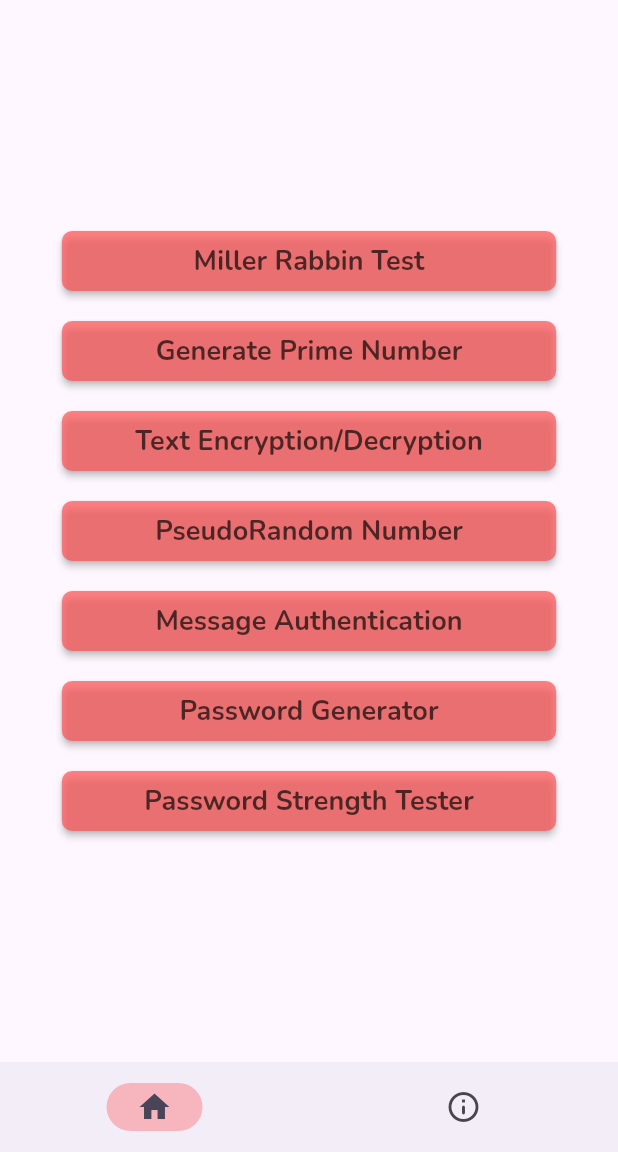
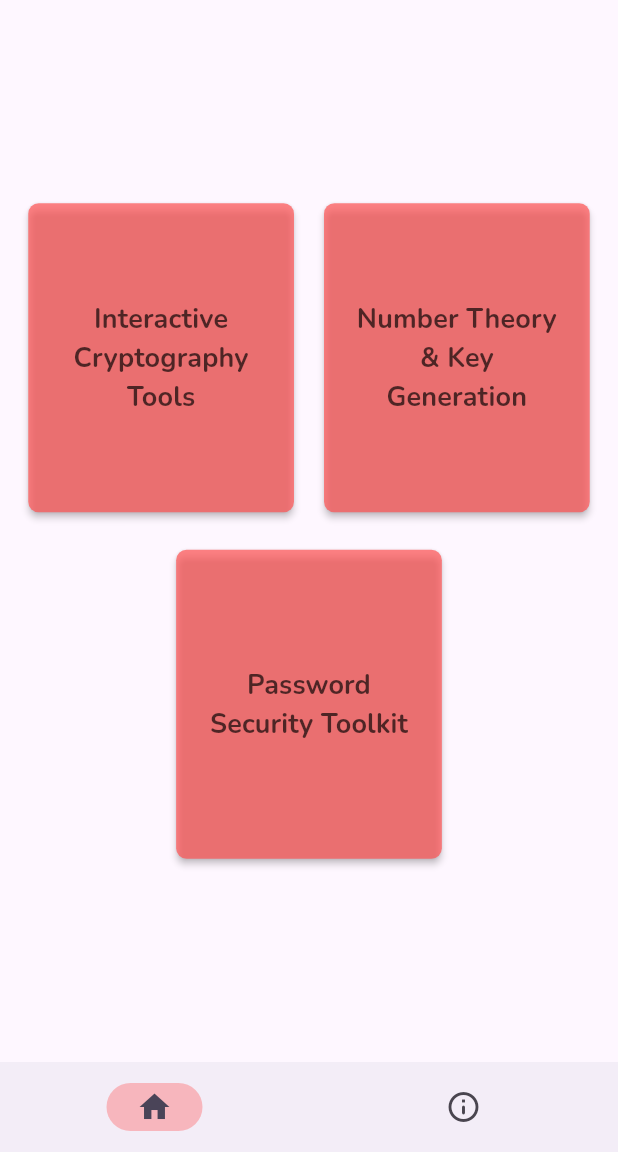
Before and after one commit to Ram3ez/CyberSec, a Flutter app: the screen it shows after launch, on a phone screen of 412 x 824 dp, the part 84-1236 px from its top. Run offline on Flutter 3.47's test engine with Material 3 defaults, Android fonts, the phone set to English and light mode, and no system bars; our stand-ins replace google_fonts; missing offline and left inert: encrypt.

Commit message:
Changed Home Page

```diff
--- /dev/null
+++ b/lib/components/custom_grid_button.dart
@@ -0,0 +1,30 @@
+import "package:flutter/material.dart";
+
+class CustomGridButton extends StatelessWidget {
+  const CustomGridButton({
+    super.key,
+    required this.label,
+    required this.onPress,
+  });
+  final String label;
+  final void Function() onPress;
+
+  @override
+  Widget build(BuildContext context) {
+    return SizedBox(
+      width: MediaQuery.of(context).size.width * 0.43,
+      child: MaterialButton(
+        color: Theme.of(context).primaryColor.withAlpha(180),
+        height: MediaQuery.of(context).size.height * 0.25,
+        //minWidth: MediaQuery.of(context).size.width * 0.45,
+        shape: RoundedRectangleBorder(borderRadius: BorderRadius.circular(7)),
+        onPressed: onPress,
+        child: Text(
+          label,
+          style: Theme.of(context).textTheme.titleSmall,
+          textAlign: TextAlign.center,
+        ),
+      ),
+    );
+  }
+}
--- /dev/null
+++ b/lib/functions/switch_page.dart
@@ -0,0 +1,11 @@
+import 'package:flutter/cupertino.dart';
+
+class SwitchPage {
+  static void Function() switchPage(BuildContext context, Widget page) {
+    return () {
+      Navigator.of(
+        context,
+      ).push(CupertinoPageRoute(builder: (context) => page));
+    };
+  }
+}
--- a/lib/pages/home_page.dart
+++ b/lib/pages/home_page.dart
@@ -1,25 +1,12 @@
-import "package:cyber_sec/components/custom_button.dart";
-import "package:cyber_sec/pages/encryption_page.dart";
-import "package:cyber_sec/pages/message_authentication_page.dart";
-import "package:cyber_sec/pages/miller_rabbin_page.dart";
-import "package:cyber_sec/pages/password_generator_page.dart";
-import "package:cyber_sec/pages/password_strength_tester_page.dart";
-import "package:cyber_sec/pages/prime_generator_page.dart";
-import "package:cyber_sec/pages/pseudo_random_generator_page.dart";
-//import "package:cyber_sec/pages/video_test_page.dart";
-import "package:flutter/cupertino.dart";
+import "package:cyber_sec/components/custom_grid_button.dart";
+import "package:cyber_sec/functions/switch_page.dart";
+import "package:cyber_sec/pages/interactive_crypto_page.dart";
+import "package:cyber_sec/pages/number_theory_page.dart";
+import "package:cyber_sec/pages/password_security_page.dart";
 import "package:flutter/material.dart";
 
 class HomePage extends StatelessWidget {
   const HomePage({super.key});
-
-  void Function() onPress(BuildContext context, Widget page) {
-    return () {
-      Navigator.of(
-        context,
-      ).push(CupertinoPageRoute(builder: (context) => page));
-    };
-  }
 
   @override
   Widget build(BuildContext context) {
@@ -28,45 +15,39 @@ class HomePage extends StatelessWidget {
         padding: const EdgeInsets.all(8.0),
         child: Center(
           child: Column(
-            spacing: 12,
+            spacing: 25,
             mainAxisAlignment: MainAxisAlignment.center,
             children: [
-              CustomButton(
-                label: "Miller Rabbin Test",
-                onPress: onPress(context, MillerRabbinPage()),
+              Row(
+                mainAxisAlignment: MainAxisAlignment.center,
+                spacing: 20,
+                children: [
+                  CustomGridButton(
+                    label: "Interactive Cryptography Tools",
+                    onPress: SwitchPage.switchPage(
+                      context,
+                      InteractiveCryptoPage(),
+                    ),
+                  ),
+                  CustomGridButton(
+                    label: "Number Theory & Key Generation",
+                    onPress: SwitchPage.switchPage(context, NumberTheoryPage()),
+                  ),
+                ],
               ),
-              CustomButton(
-                label: "Generate Prime Number",
-                onPress: onPress(context, PrimeGeneratorPage()),
+              Row(
+                mainAxisAlignment: MainAxisAlignment.center,
+                spacing: 20,
+                children: [
+                  CustomGridButton(
+                    label: "Password Security Toolkit",
+                    onPress: SwitchPage.switchPage(
+                      context,
+                      PasswordSecurityPage(),
+                    ),
+                  ),
+                ],
               ),
-              CustomButton(
-                label: "Text Encryption/Decryption",
-                onPress: onPress(context, EncryptionPage()),
-              ),
-              CustomButton(
-                label: "PseudoRandom Number",
-                onPress: onPress(context, PseudoRandomGeneratorPage()),
-              ),
-              CustomButton(
-                label: "Message Authentication",
-                onPress: onPress(context, MessageAuthenticationPage()),
-              ),
-              CustomButton(
-                label: "Password Generator",
-                onPress: onPress(context, PasswordGeneratorPage()),
-              ),
-              CustomButton(
-                label: "Password Strength Tester",
-                onPress: onPress(context, PasswordStrengthTesterPage()),
-              ),
-              /* CustomButton(
-                label: "Video Test",
-                onPress: () {
-                  Navigator.of(context).push(
-                    CupertinoPageRoute(builder: (context) => VideoTestPage()),
-                  );
-                },
-              ), */
             ],
           ),
         ),
```
Also changed, not shown: lib/pages/interactive_crypto_page.dart (added, +39 -0 lines), lib/pages/number_theory_page.dart (added, +44 -0 lines), lib/pages/password_security_page.dart (added, +38 -0 lines).
